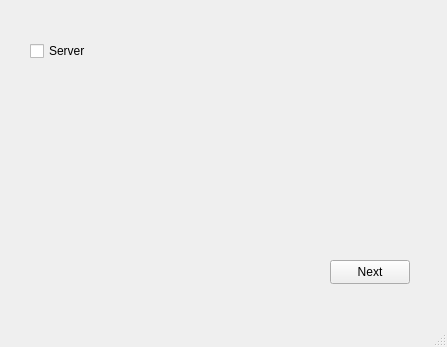
Old version of the form main/mainwindow.ui in the repository gexadax/QtChatDB.
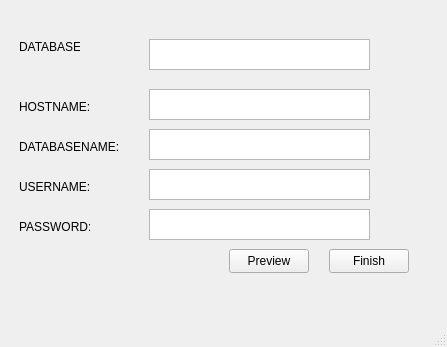
New version of the form. The open tabs and pages were chosen to show the change.

Commit message: adding next stack window widget

The edit to the form file:
```diff
--- a/main/mainwindow.ui
+++ b/main/mainwindow.ui
@@ -14,31 +14,189 @@
    <string>MainWindow</string>
   </property>
   <widget class="QWidget" name="centralwidget">
-   <widget class="QPushButton" name="pushButtonNext">
+   <widget class="QStackedWidget" name="stackedWidget">
     <property name="geometry">
      <rect>
-      <x>330</x>
-      <y>260</y>
-      <width>80</width>
-      <height>24</height>
+      <x>9</x>
+      <y>-1</y>
+      <width>431</width>
+      <height>301</height>
      </rect>
     </property>
-    <property name="text">
-     <string>Next</string>
+    <property name="currentIndex">
+     <number>0</number>
     </property>
-   </widget>
-   <widget class="QCheckBox" name="checkBoxServer">
-    <property name="geometry">
-     <rect>
-      <x>30</x>
-      <y>40</y>
-      <width>78</width>
-      <height>22</height>
-     </rect>
-    </property>
-    <property name="text">
-     <string>Server</string>
-    </property>
+    <widget class="QWidget" name="page">
+     <widget class="QCheckBox" name="checkBoxServer">
+      <property name="geometry">
+       <rect>
+        <x>40</x>
+        <y>50</y>
+        <width>78</width>
+        <height>22</height>
+       </rect>
+      </property>
+      <property name="text">
+       <string>Server</string>
+      </property>
+     </widget>
+     <widget class="QPushButton" name="pushButtonNext">
+      <property name="geometry">
+       <rect>
+        <x>330</x>
+        <y>270</y>
+        <width>80</width>
+        <height>24</height>
+       </rect>
+      </property>
+      <property name="text">
+       <string>Next</string>
+      </property>
+     </widget>
+    </widget>
+    <widget class="QWidget" name="page_2">
+     <widget class="QPushButton" name="pushButtonFinish">
+      <property name="geometry">
+       <rect>
+        <x>320</x>
+        <y>250</y>
+        <width>80</width>
+        <height>24</height>
+       </rect>
+      </property>
+      <property name="text">
+       <string>Finish</string>
+      </property>
+     </widget>
+     <widget class="QPushButton" name="pushButtonPreview">
+      <property name="geometry">
+       <rect>
+        <x>220</x>
+        <y>250</y>
+        <width>80</width>
+        <height>24</height>
+       </rect>
+      </property>
+      <property name="text">
+       <string>Preview</string>
+      </property>
+     </widget>
+     <widget class="QTextEdit" name="textEdit">
+      <property name="geometry">
+       <rect>
+        <x>140</x>
+        <y>40</y>
+        <width>221</width>
+        <height>31</height>
+       </rect>
+      </property>
+     </widget>
+     <widget class="QTextEdit" name="textEdit_2">
+      <property name="geometry">
+       <rect>
+        <x>140</x>
+        <y>90</y>
+        <width>221</width>
+        <height>31</height>
+       </rect>
+      </property>
+     </widget>
+     <widget class="QTextEdit" name="textEdit_3">
+      <property name="geometry">
+       <rect>
+        <x>140</x>
+        <y>130</y>
+        <width>221</width>
+        <height>31</height>
+       </rect>
+      </property>
+     </widget>
+     <widget class="QTextEdit" name="textEdit_4">
+      <property name="geometry">
+       <rect>
+        <x>140</x>
+        <y>170</y>
+        <width>221</width>
+        <height>31</height>
+       </rect>
+      </property>
+     </widget>
+     <widget class="QTextEdit" name="textEdit_5">
+      <property name="geometry">
+       <rect>
+        <x>140</x>
+        <y>210</y>
+        <width>221</width>
+        <height>31</height>
+       </rect>
+      </property>
+     </widget>
+     <widget class="QLabel" name="labelDatabase">
+      <property name="geometry">
+       <rect>
+        <x>10</x>
+        <y>40</y>
+        <width>61</width>
+        <height>16</height>
+       </rect>
+      </property>
+      <property name="text">
+       <string>DATABASE:</string>
+      </property>
+     </widget>
+     <widget class="QLabel" name="labelHostname">
+      <property name="geometry">
+       <rect>
+        <x>10</x>
+        <y>100</y>
+        <width>71</width>
+        <height>16</height>
+       </rect>
+      </property>
+      <property name="text">
+       <string>HOSTNAME:</string>
+      </property>
+     </widget>
+     <widget class="QLabel" name="labelDatabasename">
+      <property name="geometry">
+       <rect>
+        <x>10</x>
+        <y>140</y>
+        <width>101</width>
+        <height>16</height>
+       </rect>
+      </property>
+      <property name="text">
+       <string>DATABASENAME:</string>
+      </property>
+     </widget>
+     <widget class="QLabel" name="labelUsername">
+      <property name="geometry">
+       <rect>
+        <x>10</x>
+        <y>180</y>
+        <width>81</width>
+        <height>16</height>
+       </rect>
+      </property>
+      <property name="text">
+       <string>USERNAME:</string>
+      </property>
+     </widget>
+     <widget class="QLabel" name="labelPassword">
+      <property name="geometry">
+       <rect>
+        <x>10</x>
+        <y>220</y>
+        <width>71</width>
+        <height>16</height>
+       </rect>
+      </property>
+      <property name="text">
+       <string>PASSWORD:</string>
+      </property>
+     </widget>
+    </widget>
    </widget>
   </widget>
   <widget class="QMenuBar" name="menubar">
```
